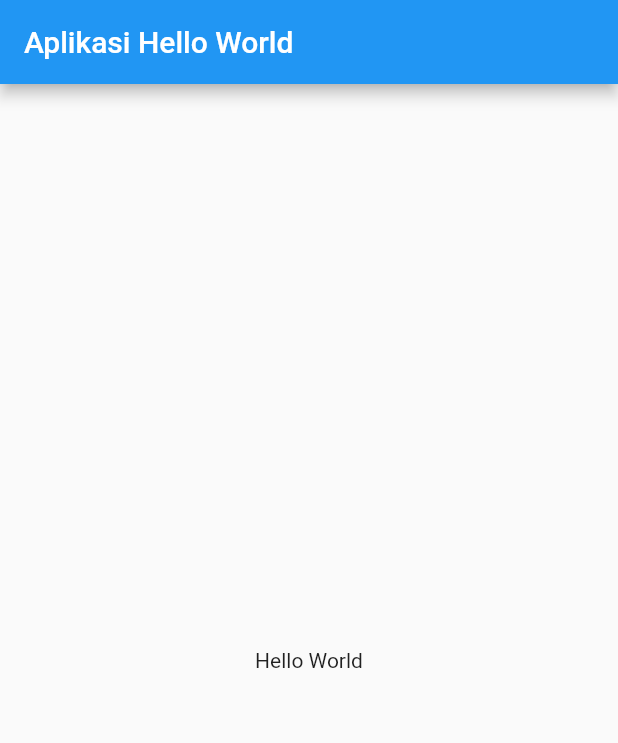
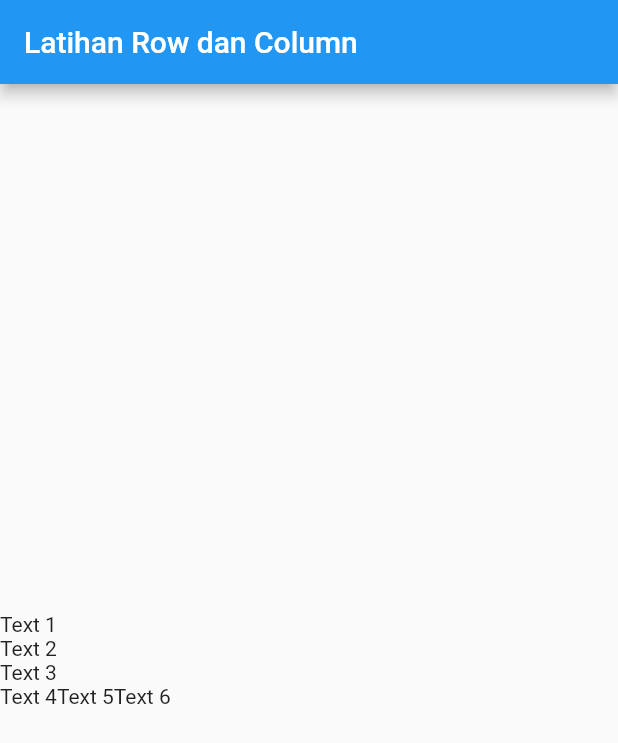
Before and after one commit to meliasyuhada/flutter_fundamental, a Flutter app: the screen it shows after launch, on a phone screen of 412 x 824 dp. Shown: the top 743 px of the screen. Run offline on Flutter 3.47's test engine with Material 2 defaults, Android fonts, the phone set to English and light mode, and no system bars.

Commit message:
Flutter ketiga

```diff
--- a/lib/main.dart
+++ b/lib/main.dart
@@ -7,8 +7,26 @@ class MyApp extends StatelessWidget {
   Widget build(BuildContext context) {
     return MaterialApp(
       home: Scaffold(
-        appBar: AppBar(title: Text("Aplikasi Hello World"),),
-        body: Center(child: Text("Hello World")),
+        appBar: AppBar(title: Text("Latihan Row dan Column"),
+        ),
+        body: Column(
+          mainAxisAlignment: MainAxisAlignment.center,
+          crossAxisAlignment: CrossAxisAlignment.start,
+          children: <Widget>[
+            Text("Text 1"),
+            Text("Text 2"),
+            Text("Text 3"),
+            Row(
+              children: <Widget>[
+                Text("Text 4"),
+                Text("Text 5"),
+                Text("Text 6")
+              ],
+            )
+          ],
+        ),
+
+
       ),
     );
   }
```
